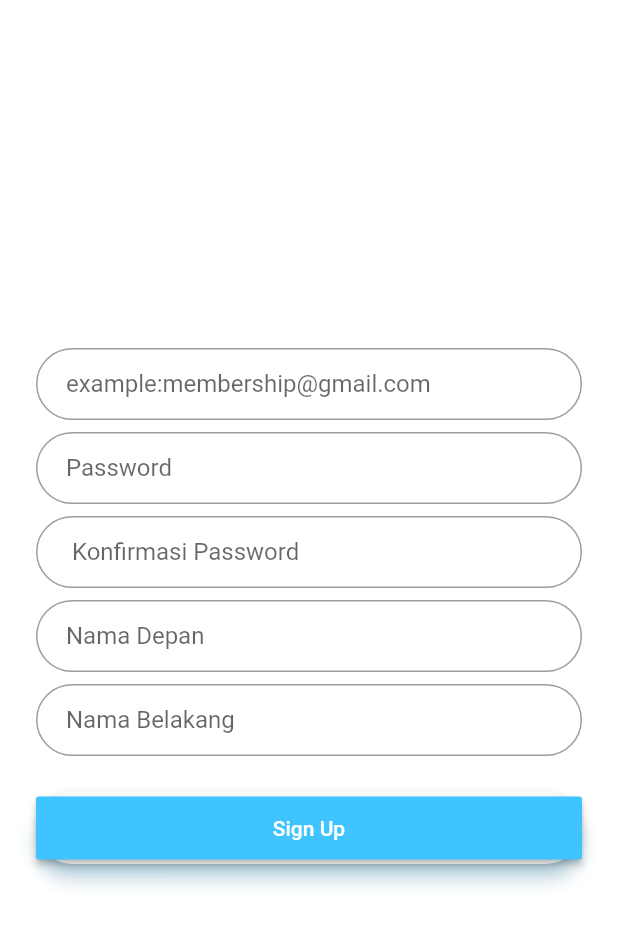
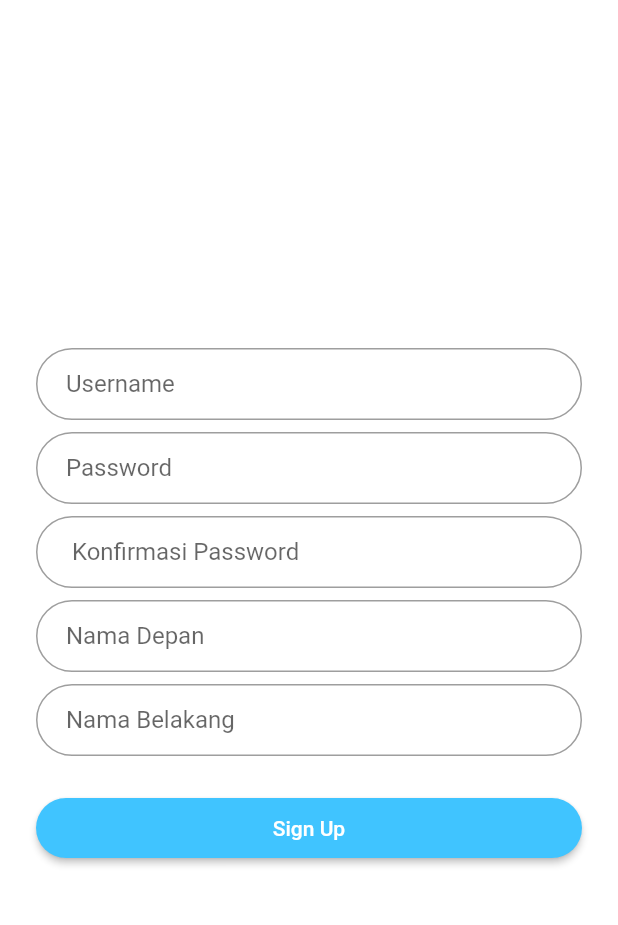
Before and after one commit to PKL-Floo-Intership/Membership, a Flutter app: the RegisterPage screen opened directly, on a phone screen of 412 x 824 dp. Shown: the top 925 px of the screen. Run offline on Flutter 3.47's test engine with Material 2 defaults, Android fonts, the phone set to English and light mode, and no system bars.

Commit message:
change hintText username

```diff
--- a/lib/login/login_page.dart
+++ b/lib/login/login_page.dart
@@ -1,4 +1,5 @@
 import 'package:flutter/material.dart';
+import 'package:membership/register/register_page.dart';
 import 'package:membership/tab_bar/promotion_view.dart';
 
 class LoginPage extends StatefulWidget {
@@ -64,7 +65,9 @@ class _LoginPageState extends State<LoginPage> {
         'Forgot password?',
         style: TextStyle(color: Colors.black54),
       ),
-      onPressed: () {},
+      onPressed: () {
+          Navigator.of(context).pushNamed(RegisterPage.tag);
+      }
     );
 
     return Scaffold(
--- a/lib/register/register_page.dart
+++ b/lib/register/register_page.dart
@@ -16,7 +16,7 @@ class _RegisterPageState extends State<RegisterPage> {
       autofocus: false,
       initialValue: '',
       decoration: InputDecoration(
-        hintText: 'example:membership@gmail.com',
+        hintText: 'Username',
         contentPadding: EdgeInsets.fromLTRB(20.0, 10.0, 20.0, 10.0),
         border: OutlineInputBorder(borderRadius: BorderRadius.circular(32.0)),
       ),
@@ -68,19 +68,16 @@ class _RegisterPageState extends State<RegisterPage> {
 
     final registerButton = Padding(
       padding: EdgeInsets.symmetric(vertical: 16.0),
-      child: Material(
-        borderRadius: BorderRadius.circular(30.0),
-        shadowColor: Colors.lightBlueAccent.shade100,
-        elevation: 5.0,
-        child: MaterialButton(
-          minWidth: 200.0,
-          height: 42.0,
-          onPressed: () {
-            Navigator.of(context).pushNamed(Promotion.tag);
-          },
-          color: Colors.lightBlueAccent,
-          child: Text('Sign Up', style: TextStyle(color: Colors.white)),
+      child: RaisedButton(
+        shape: RoundedRectangleBorder(
+          borderRadius: BorderRadius.circular(24),
         ),
+        onPressed: () {
+          Navigator.of(context).pushNamed(Promotion.tag);
+        },
+        padding: EdgeInsets.all(12),
+        color: Colors.lightBlueAccent,
+        child: Text('Sign Up', style: TextStyle(color: Colors.white)),
       ),
     );
 
```
